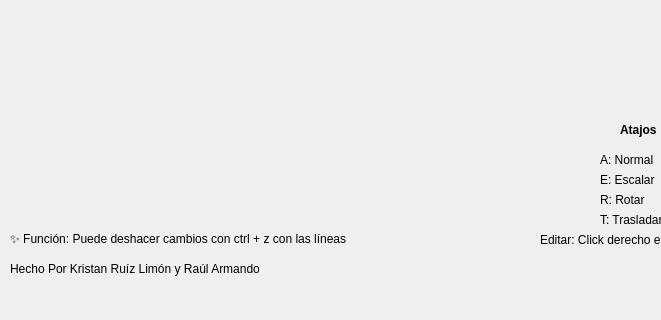
ITLP-Chronicles/TecPainter, file mainwindow.ui: the form before one commit; both pictures show x 0 to 661 and y 280 to 600 of the 800 by 600 pixel window.
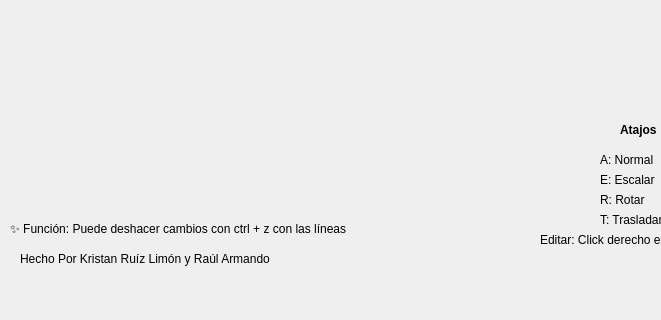
The form after the commit. Icons and pictures are not drawn.

Commit message: Added useful methods and basic shortcuts to gui

What changed in the file:
```diff
--- a/mainwindow.ui
+++ b/mainwindow.ui
@@ -24,7 +24,7 @@
     <property name="geometry">
      <rect>
       <x>10</x>
-      <y>490</y>
+      <y>480</y>
       <width>501</width>
       <height>20</height>
      </rect>
@@ -36,8 +36,8 @@
    <widget class="QLabel" name="label_2">
     <property name="geometry">
      <rect>
-      <x>10</x>
-      <y>520</y>
+      <x>20</x>
+      <y>510</y>
       <width>361</width>
       <height>20</height>
      </rect>
```
Left out of the diff: 8 changed lines with no effect on the pictures. The commit also changes 5 other files.
